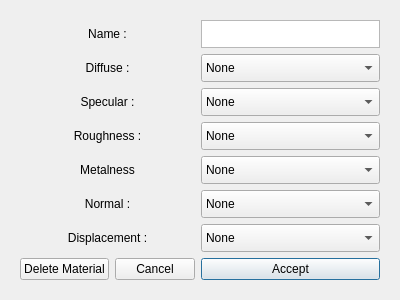
Qt form ui/ui_setups/create_material.ui (AnthonySTZ/AssetManager) before a commit.
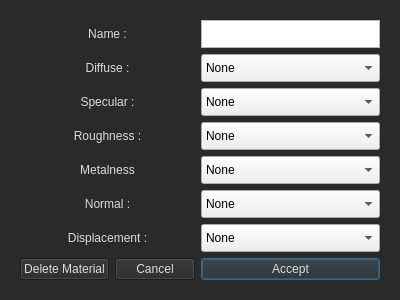
The same form after that commit.

Commit message: adjust background color of import ui

Patch:
```diff
--- a/ui/ui_setups/create_material.ui
+++ b/ui/ui_setups/create_material.ui
@@ -13,6 +13,23 @@
   <property name="windowTitle">
    <string>Dialog</string>
   </property>
+  <property name="styleSheet">
+   <string notr="true">QDialog{
+	background-color: rgb(42, 42, 42);
+}
+
+QLabel{
+
+	color: rgb(220, 220, 220);
+}
+
+QPushButton{
+
+	color: rgb(220, 220, 220);
+	background-color: rgb(40, 40, 40);
+
+}</string>
+  </property>
   <layout class="QHBoxLayout" name="horizontalLayout">
    <item>
     <widget class="QFrame" name="mainFrame">
```
The commit also changes 6 other files.
